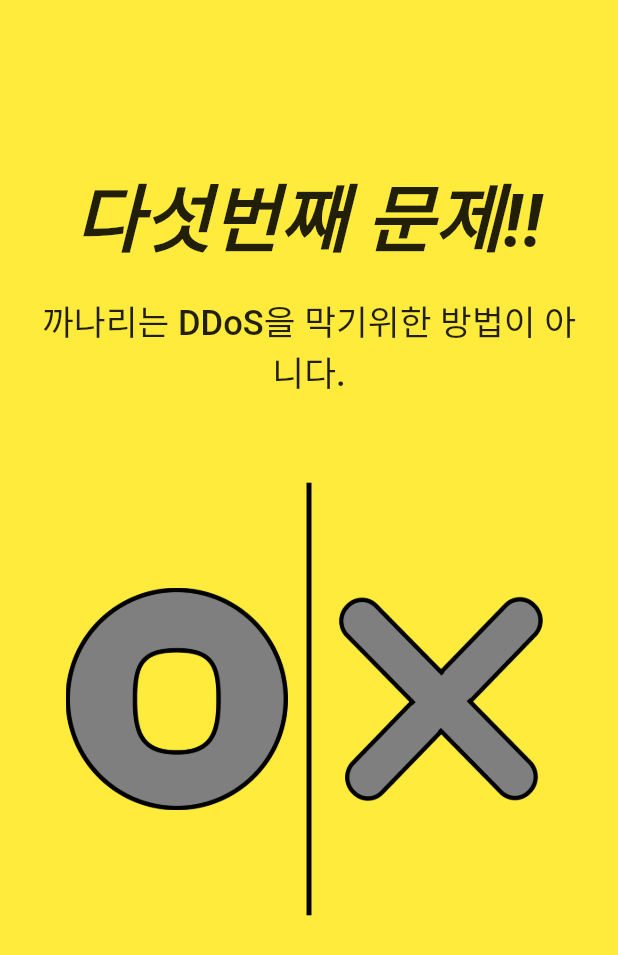
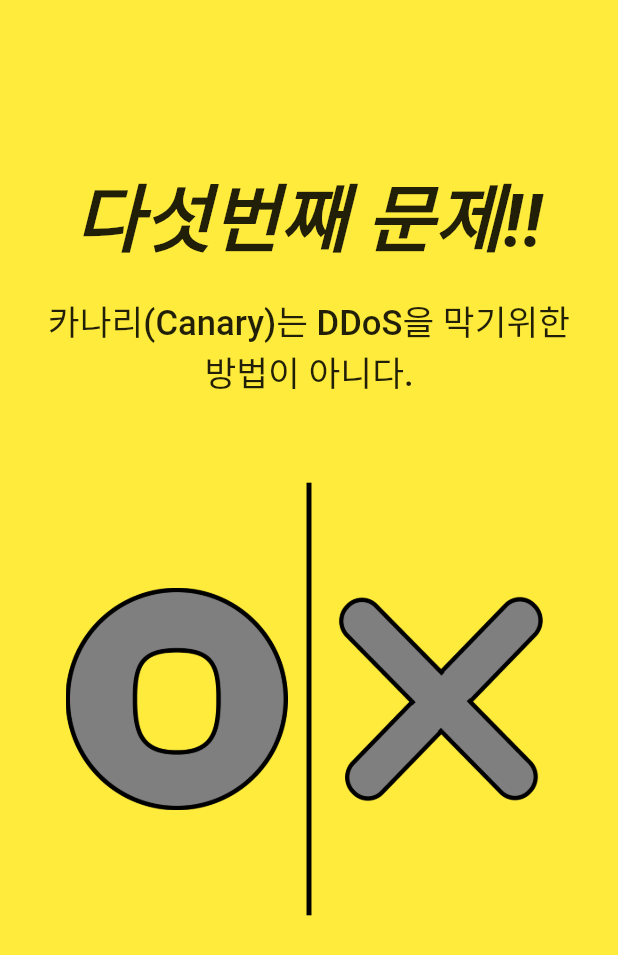
Before and after one commit to iloveuhyeon/IdeaFestival_security_quiz, a Flutter app: the QuizScreen5 screen opened directly, on a phone screen of 412 x 824 dp. Shown: the top 955 px of the screen. Run offline on Flutter 3.47's test engine with Material 3 defaults, Android fonts, the phone set to English and light mode, and no system bars.

Commit message:
fixed 감사합니다

```diff
--- a/ctf/lib/screens/quiz/quiz_screen2.dart
+++ b/ctf/lib/screens/quiz/quiz_screen2.dart
@@ -75,7 +75,7 @@ class _QuizScreen2State extends State<QuizScreen2> {
               ),
               SizedBox(height: mediaHeight(context, 0.2)),
               Text(
-                "4계층은 네트워크계층이다",
+                "4계층은 네트워크계층이다.",
                 style: TextStyle(
                   fontWeight: FontWeight.w500,
                   fontSize: mediaHeight(context, 0.28),
--- a/ctf/lib/screens/quiz/quiz_screen4.dart
+++ b/ctf/lib/screens/quiz/quiz_screen4.dart
@@ -75,7 +75,7 @@ class _QuizScreen4State extends State<QuizScreen4> {
               ),
               SizedBox(height: mediaHeight(context, 0.2)),
               Text(
-                "리눅스 메모리에서 데이터는 동적할당되는 배열이 저장된다",
+                "리눅스 메모리에서 데이터는 동적할당되는 배열이 저장된다.",
                 style: TextStyle(
                   fontWeight: FontWeight.w500,
                   fontSize: mediaHeight(context, 0.28),
--- a/ctf/lib/screens/quiz/quiz_screen5.dart
+++ b/ctf/lib/screens/quiz/quiz_screen5.dart
@@ -73,7 +73,7 @@ class _QuizScreen5State extends State<QuizScreen5> {
               ),
               SizedBox(height: mediaHeight(context, 0.2)),
               Text(
-                "까나리는 DDoS을 막기위한 방법이 아니다.",
+                "카나리(Canary)는 DDoS을 막기위한 방법이 아니다.",
                 style: TextStyle(
                   fontWeight: FontWeight.w500,
                   fontSize: mediaHeight(context, 0.28),
```
